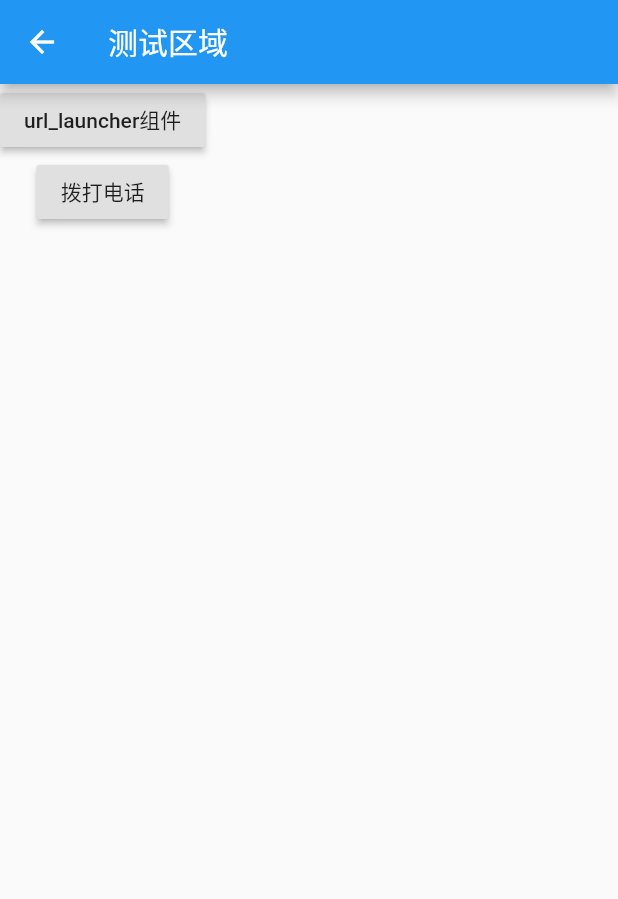
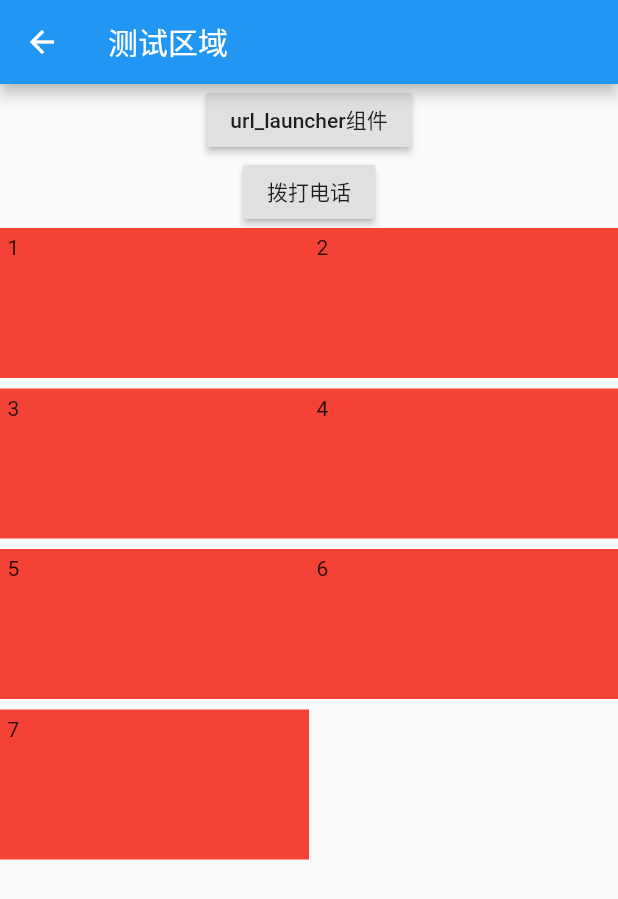
Before and after one commit to Niubaobao/flutter_demo, a Flutter app: the SearchPage screen opened directly, on a phone screen of 412 x 824 dp. Shown: the top 899 px of the screen. Run offline on Flutter 3.47's test engine with Material 2 defaults, Android fonts, the phone set to English and light mode, and no system bars; network calls fail.

Commit message:
feat#增加flow/flex布局

```diff
--- a/lib/demo/search.dart
+++ b/lib/demo/search.dart
@@ -32,9 +32,30 @@ class _SearchPageState extends State<SearchPage> {
     }
   }
 
+  List<int> hotGoodsList = [1, 2, 3, 4, 5, 6, 7];
+  listWidget(double width) {
+    List<Widget> listWidget = hotGoodsList.map((val) {
+      return Container(
+          width: (width / 2),
+          height: 100,
+          color: Colors.red,
+          padding: EdgeInsets.all(5.0),
+          margin: EdgeInsets.only(bottom: 3.0),
+          child: Text(val.toString()));
+    }).toList();
+    return Wrap(
+      runSpacing: 4.0, // 纵轴（垂直）方向间距
+      alignment: WrapAlignment.start, //沿主轴方向居中
+      // spacing: 2,
+      children: listWidget,
+    );
+  }
+
   @override
   Widget build(BuildContext context) {
     const String toLaunch = 'https://www.baidu.com/';
+    final size = MediaQuery.of(context).size;
+    final width = size.width;
 
     return Scaffold(
       appBar: AppBar(
@@ -54,7 +75,8 @@ class _SearchPageState extends State<SearchPage> {
                 _launched = _makePhoneCall('tel:$_phone');
               }),
               child: Text('拨打电话'),
-            )
+            ),
+            listWidget(width)
           ],
         ),
       ),
```
